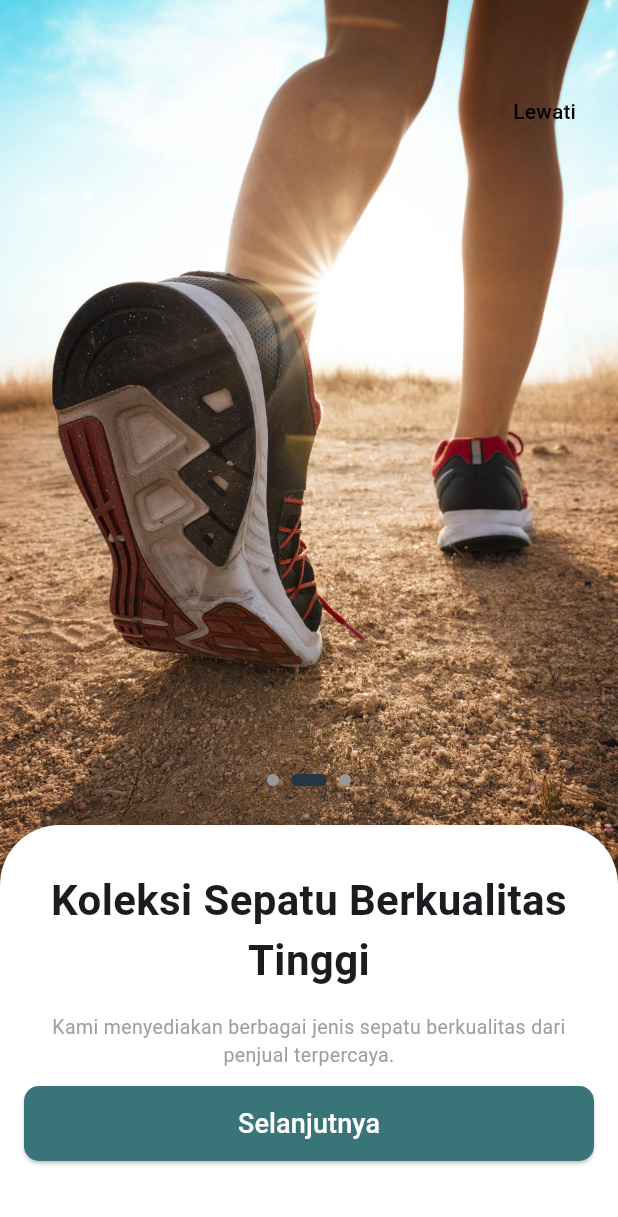
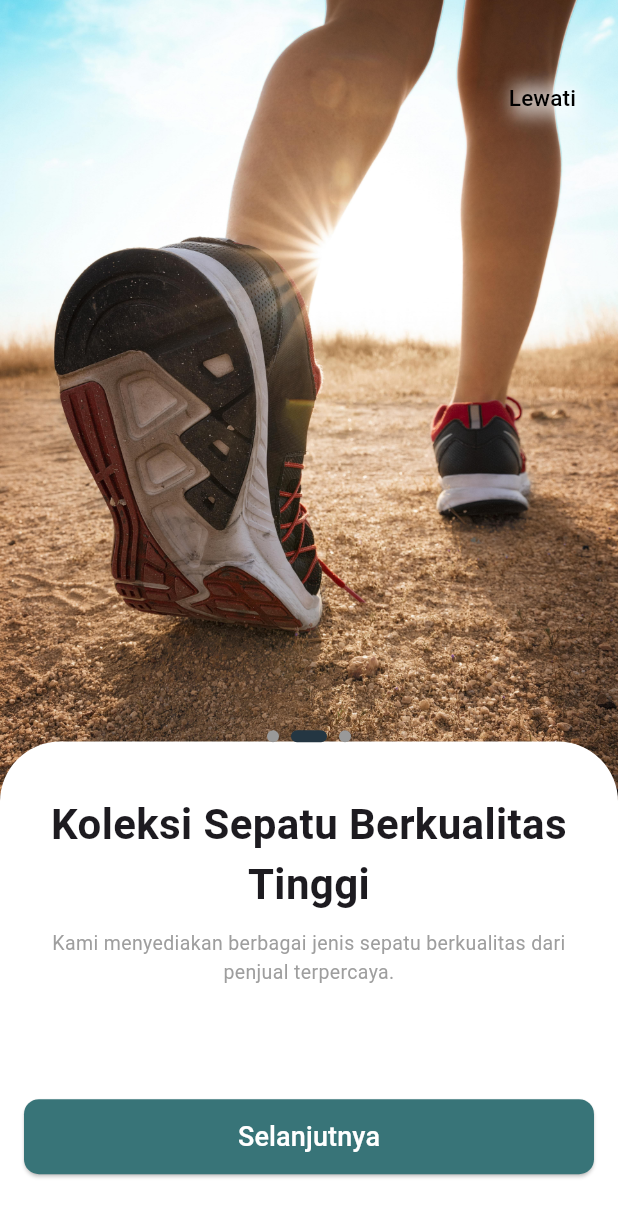
Before and after one commit to adirifta/flutter_application, a Flutter app: the screen it shows after launch, swiped to page 2, on a phone screen of 412 x 824 dp. Shown: the top 1217 px of the screen. Run offline on Flutter 3.47's test engine with Material 3 defaults, Android fonts, the phone set to English and light mode, and no system bars.

Commit message:
Memperbaiki responsive

```diff
--- a/lib/componennt/onboarding/onboarding_page.dart
+++ b/lib/componennt/onboarding/onboarding_page.dart
@@ -10,7 +10,10 @@ class OnboardingPage extends StatelessWidget {
   Widget build(BuildContext context) {
     return LayoutBuilder(
       builder: (context, constraints) {
-        bool isWideScreen = constraints.maxWidth > 600;
+        // Use MediaQuery to determine the screen size
+        // ignore: unused_local_variable
+        final screenWidth = MediaQuery.of(context).size.width;
+        final screenHeight = MediaQuery.of(context).size.height;
 
         return Column(
           children: [
@@ -18,22 +21,18 @@ class OnboardingPage extends StatelessWidget {
               child: Stack(
                 fit: StackFit.expand,
                 children: [
-                  if (isWideScreen) ...[
                   Positioned(
                     top: 0,
-                      bottom: 0,
+                    bottom: screenHeight * 0.30,
                     left: 0,
-                      right: constraints.maxWidth * 0.5,
+                    right: 0,
                     child: Image.asset(
                       data.imagePath,
                       fit: BoxFit.cover,
                     ),
                   ),
-                    Positioned(
-                      top: 0,
-                      bottom: 0,
-                      left: constraints.maxWidth * 0.5,
-                      right: 0,
+                  Padding(
+                    padding: EdgeInsets.only(top: screenHeight * 0.6),
                     child: Container(
                       decoration: const BoxDecoration(
                         borderRadius: BorderRadius.only(
@@ -44,7 +43,9 @@ class OnboardingPage extends StatelessWidget {
                       ),
                       child: Padding(
                         padding: const EdgeInsets.symmetric(
-                              vertical: 250, horizontal: 20.0),
+                          vertical: 35.0,
+                          horizontal: 20.0,
+                        ),
                         child: Column(
                           mainAxisSize: MainAxisSize.min,
                           children: [
@@ -56,58 +57,7 @@ class OnboardingPage extends StatelessWidget {
                                 fontWeight: FontWeight.bold,
                               ),
                             ),
-                              const SizedBox(height: 15),
-                              Text(
-                                data.subtitle,
-                                textAlign: TextAlign.center,
-                                style: const TextStyle(
-                                  fontSize: 13,
-                                  color: Colors.grey,
-                                ),
-                              ),
-                            ],
-                          ),
-                        ),
-                      ),
-                    ),
-                  ] else ...[
-                    Positioned(
-                      top: 0,
-                      bottom: 200,
-                      left: 0,
-                      right: 0,
-                      child: Image.asset(
-                        data.imagePath,
-                        fit: BoxFit.cover,
-                      ),
-                    ),
-                    Padding(
-                      padding: const EdgeInsets.only(top: 550.0),
-                      child: Container(
-                        decoration: const BoxDecoration(
-                          borderRadius: BorderRadius.only(
-                            topLeft: Radius.circular(40),
-                            topRight: Radius.circular(40),
-                          ),
-                          color: Colors.white,
-                        ),
-                        height: double.infinity,
-                        width: double.infinity,
-                        child: Padding(
-                          padding: const EdgeInsets.symmetric(
-                              vertical: 30.0, horizontal: 20.0),
-                          child: Column(
-                            mainAxisSize: MainAxisSize.min,
-                            children: [
-                              Text(
-                                data.title,
-                                textAlign: TextAlign.center,
-                                style: const TextStyle(
-                                  fontSize: 28,
-                                  fontWeight: FontWeight.bold,
-                                ),
-                              ),
-                              const SizedBox(height: 15),
+                            const SizedBox(height: 10),
                             Text(
                               data.subtitle,
                               textAlign: TextAlign.center,
@@ -122,7 +72,6 @@ class OnboardingPage extends StatelessWidget {
                     ),
                   ),
                 ],
-                ],
               ),
             ),
           ],
--- a/lib/componennt/onboarding/onboarding_screen.dart
+++ b/lib/componennt/onboarding/onboarding_screen.dart
@@ -1,8 +1,6 @@
 import 'package:flutter/material.dart';
 import 'onboarding_page.dart';
 import '../data/onboarding_data.dart';
-// ignore: unused_import
-import '../product/product_detail_page.dart';
 
 class OnboardingScreen extends StatefulWidget {
   const OnboardingScreen({super.key});
@@ -45,18 +43,11 @@ class _OnboardingScreenState extends State<OnboardingScreen> {
 
   @override
   Widget build(BuildContext context) {
-    // ignore: unused_local_variable
-    bool isWideScreen = MediaQuery.of(context).size.width > 800;
-    // ignore: unused_local_variable
-    var screenWidth = MediaQuery.of(context).size.width;
-
     return Scaffold(
-      body: LayoutBuilder(
-        builder: (context, constraints) {
-          bool isWideScreen = constraints.maxWidth > 600;
-          return Stack(
+      body: Stack(
         children: [
-              PageView.builder(
+          Expanded(
+            child: PageView.builder(
               controller: _pageController,
               itemCount: onboardingData.length,
               onPageChanged: (index) {
@@ -70,8 +61,9 @@ class _OnboardingScreenState extends State<OnboardingScreen> {
                 );
               },
             ),
+          ),
           Positioned(
-                top: 50,
+            top: MediaQuery.of(context).size.height * 0.05,
             right: 16,
             child: TextButton(
               onPressed: () {
@@ -80,14 +72,30 @@ class _OnboardingScreenState extends State<OnboardingScreen> {
               style: TextButton.styleFrom(
                 foregroundColor: Colors.black,
               ),
+              child: Container(
+                decoration: BoxDecoration(
+                  boxShadow: [
+                    BoxShadow(
+                      color: const Color.fromARGB(255, 255, 255, 255)
+                          .withOpacity(0.6),
+                      blurRadius: 9.0,
+                      offset: const Offset(2, 2),
+                    ),
+                  ],
+                ),
                 child: const Text(
                   'Lewati',
+                  style: TextStyle(
+                    fontSize: 15,
+                  ),
+                ),
               ),
             ),
           ),
           Positioned(
-                bottom: isWideScreen ? 60 : 300,
-                left: isWideScreen ? 190 : 0,
+            bottom: MediaQuery.of(context).size.height * 0.1,
+            top: 240,
+            left: 0,
             right: 0,
             child: Row(
               mainAxisAlignment: MainAxisAlignment.center,
@@ -108,19 +116,15 @@ class _OnboardingScreenState extends State<OnboardingScreen> {
             ),
           ),
           Positioned(
-                bottom: 50,
-                left: isWideScreen ? null : 16,
-                right: isWideScreen ? 50 : 16,
+            bottom: MediaQuery.of(context).size.height * 0.05,
+            left: 16,
+            right: 16,
             child: Align(
-                  alignment:
-                      isWideScreen ? Alignment.centerRight : Alignment.center,
-                  child: SizedBox(
-                    width: isWideScreen ? 200 : null,
+              alignment: Alignment.center,
               child: ElevatedButton(
                 onPressed: () {
                   if (currentIndex == onboardingData.length - 1) {
-                          Navigator.pushReplacementNamed(
-                              context, '/bottomNavbar');
+                    Navigator.pushReplacementNamed(context, '/bottomNavbar');
                   } else {
                     _pageController.nextPage(
                       duration: const Duration(milliseconds: 300),
@@ -134,8 +138,7 @@ class _OnboardingScreenState extends State<OnboardingScreen> {
                   shape: RoundedRectangleBorder(
                     borderRadius: BorderRadius.circular(10),
                   ),
-                        minimumSize:
-                            Size(isWideScreen ? 200 : double.infinity, 50),
+                  minimumSize: const Size(double.infinity, 50),
                 ),
                 child: Text(
                   currentIndex == onboardingData.length - 1
@@ -146,10 +149,7 @@ class _OnboardingScreenState extends State<OnboardingScreen> {
               ),
             ),
           ),
-              ),
         ],
-          );
-        },
       ),
     );
   }
--- a/lib/componennt/page/home_page.dart
+++ b/lib/componennt/page/home_page.dart
@@ -18,6 +18,7 @@ class HomePage extends StatelessWidget {
       ),
     );
 
+    // ignore: unused_local_variable
     Size screenSize = MediaQuery.of(context).size;
 
     return Scaffold(
@@ -28,19 +29,14 @@ class HomePage extends StatelessWidget {
             _buildCustomHeader(),
             const SizedBox(height: 10),
             Expanded(
+              flex: 1,
               child: Container(
                 padding: const EdgeInsets.all(16.0),
                 child: SingleChildScrollView(
                   child: Column(
                     children: [
-                      SizedBox(
-                        height: screenSize.width <
-                                600 // Assuming 600px is a threshold for mobile
-                            ? screenSize.height * 0.25 // Mobile
-                            : screenSize.height * 0.89, // Browser
-                        child: const AdSlider(),
-                      ),
-                      const SizedBox(height: 10), // Added some spacing
+                      const AdSlider(),
+                      const SizedBox(height: 10),
                       CategoryList(),
                       _buildRecommendations(context),
                       _buildProductGrid(context),
```
Lines whose indentation alone changed are shown as unchanged.
